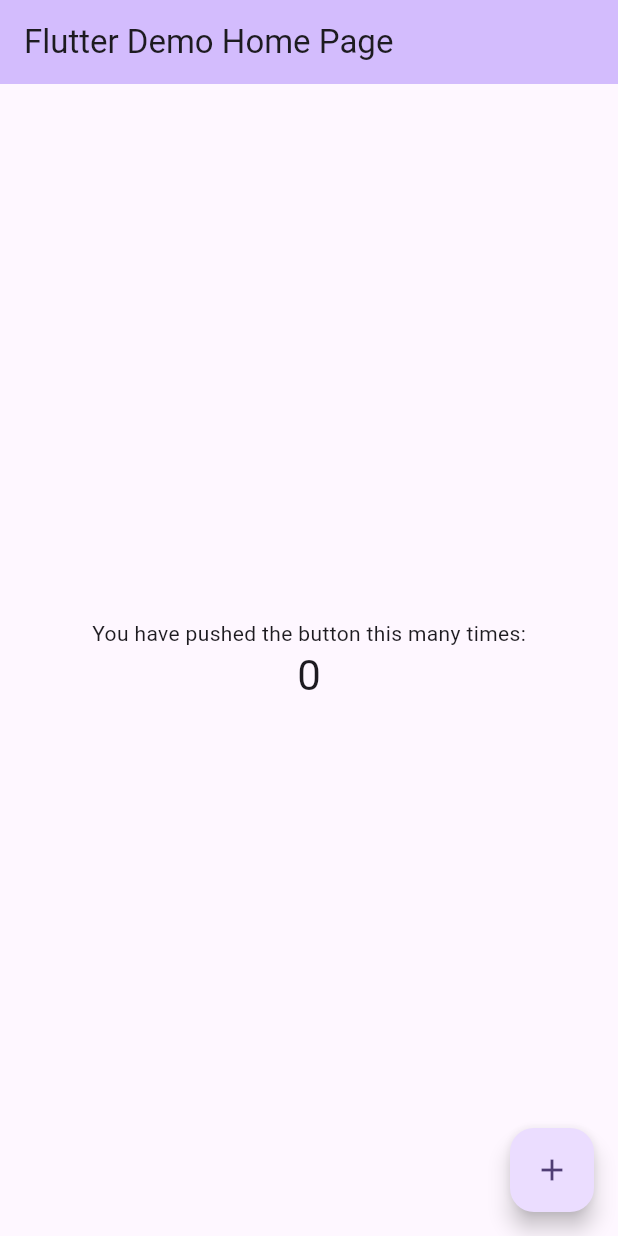
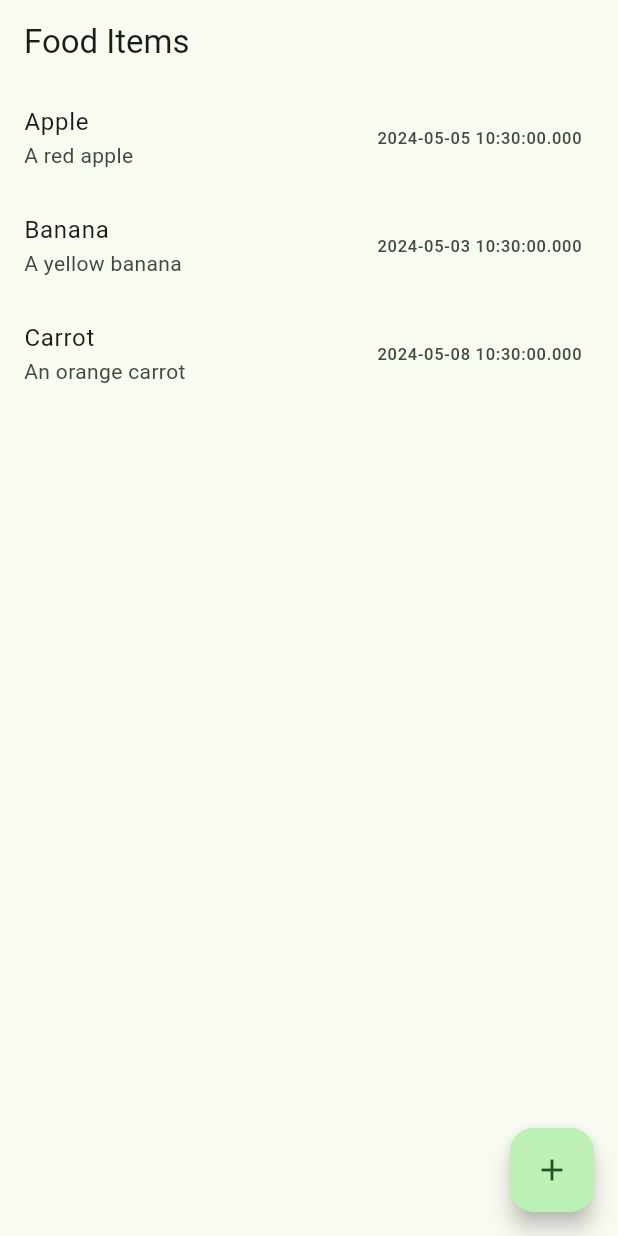
Before and after one commit to xeriom23823/Food-Savior, a Flutter app: the screen it shows after launch, on a phone screen of 412 x 824 dp. Run offline on Flutter 3.47's test engine with Material 3 defaults, Android fonts, the phone set to English and light mode, and no system bars; our stand-ins replace equatable, flutter_bloc, material_design_icons_flutter.

Commit message:
feat: 新增 FoodItemList Bloc 與相關頁面

```diff
--- /dev/null
+++ b/lib/bloc/food_item_list_bloc.dart
@@ -0,0 +1,46 @@
+import 'package:flutter_bloc/flutter_bloc.dart';
+import 'package:equatable/equatable.dart';
+import 'package:food_savior/models/food_item.dart';
+
+part 'food_item_list_event.dart';
+part 'food_item_list_state.dart';
+
+class FoodItemListBloc extends Bloc<FoodItemListEvent, FoodItemListState> {
+  FoodItemListBloc() : super(const FoodItemListInitial([])) {
+    on<FoodItemListLoad>((event, emit) {
+      emit(const FoodItemListLoading([]));
+      emit(FoodItemListLoaded([
+        FoodItem(
+          name: 'Apple',
+          type: FoodItemType.fruit,
+          status: FoodItemStatus.fresh,
+          description: 'A red apple',
+          storageDate: DateTime.now(),
+          expirationDate: DateTime.now().add(const Duration(days: 7)),
+        ),
+        FoodItem(
+          name: 'Banana',
+          type: FoodItemType.fruit,
+          status: FoodItemStatus.fresh,
+          description: 'A yellow banana',
+          storageDate: DateTime.now(),
+          expirationDate: DateTime.now().add(const Duration(days: 5)),
+        ),
+        FoodItem(
+          name: 'Carrot',
+          type: FoodItemType.vegetable,
+          status: FoodItemStatus.fresh,
+          description: 'An orange carrot',
+          storageDate: DateTime.now(),
+          expirationDate: DateTime.now().add(const Duration(days: 10)),
+        ),
+      ]));
+    });
+
+    on<FoodItemListAdd>((event, emit) {
+      final List<FoodItem> updatedFoodItems = List.from(state.foodItems)
+        ..add(event.foodItem);
+      emit(FoodItemListLoaded(updatedFoodItems));
+    });
+  }
+}
--- /dev/null
+++ b/lib/bloc/food_item_list_event.dart
@@ -0,0 +1,11 @@
+part of 'food_item_list_bloc.dart';
+
+abstract class FoodItemListEvent {}
+
+class FoodItemListLoad extends FoodItemListEvent {}
+
+class FoodItemListAdd extends FoodItemListEvent {
+  final FoodItem foodItem;
+
+  FoodItemListAdd(this.foodItem);
+}
--- /dev/null
+++ b/lib/bloc/food_item_list_state.dart
@@ -0,0 +1,21 @@
+part of 'food_item_list_bloc.dart';
+
+abstract class FoodItemListState extends Equatable {
+  final List<FoodItem> foodItems;
+  const FoodItemListState(this.foodItems);
+
+  @override
+  List<Object> get props => [foodItems];
+}
+
+final class FoodItemListInitial extends FoodItemListState {
+  const FoodItemListInitial(super.foodItems);
+}
+
+final class FoodItemListLoading extends FoodItemListState {
+  const FoodItemListLoading(super.foodItems);
+}
+
+final class FoodItemListLoaded extends FoodItemListState {
+  const FoodItemListLoaded(super.foodItems);
+}
--- a/lib/main.dart
+++ b/lib/main.dart
@@ -1,85 +1,34 @@
 import 'package:flutter/material.dart';
+import 'package:flutter_bloc/flutter_bloc.dart';
+import 'package:food_savior/bloc/food_item_list_bloc.dart';
+import 'package:food_savior/pages/food_item_list_page.dart';
 
 void main() {
-  runApp(const MyApp());
+  runApp(const FoodSavior());
 }
 
-class MyApp extends StatelessWidget {
-  const MyApp({super.key});
+class FoodSavior extends StatelessWidget {
+  const FoodSavior({super.key});
 
-  // This widget is the root of your application.
   @override
   Widget build(BuildContext context) {
-    return MaterialApp(
-      title: 'Flutter Demo',
-      theme: ThemeData(
-        colorScheme: ColorScheme.fromSeed(seedColor: Colors.deepPurple),
-        useMaterial3: true,
+    return MultiBlocProvider(
+      providers: [
+        BlocProvider<FoodItemListBloc>(
+          create: (BuildContext context) => FoodItemListBloc(),
+        ),
+      ],
+      child: MaterialApp(
+        title: 'Food Savior',
+        theme: ThemeData(
+          colorScheme: ColorScheme.fromSeed(
+              seedColor: Colors.green,
+              secondary: Colors.orange,
+              primary: Colors.green),
+          useMaterial3: true,
+        ),
+        home: const FoodItemListPage(),
       ),
-      home: const MyHomePage(title: 'Flutter Demo Home Page'),
     );
   }
 }
-
-class MyHomePage extends StatefulWidget {
-  const MyHomePage({super.key, required this.title});
-
-  final String title;
-
-  @override
-  State<MyHomePage> createState() => _MyHomePageState();
-}
-
-class _MyHomePageState extends State<MyHomePage> {
-  int _counter = 0;
-
-  void _incrementCounter() {
-    setState(() {
-      _counter++;
-    });
-  }
-
-  @override
-  Widget build(BuildContext context) {
-    return Scaffold(
-      appBar: AppBar(
-        backgroundColor: Theme.of(context).colorScheme.inversePrimary,
-        title: Text(widget.title),
-      ),
-      body: Center(
-        // Center is a layout widget. It takes a single child and positions it
-        // in the middle of the parent.
-        child: Column(
-          // Column is also a layout widget. It takes a list of children and
-          // arranges them vertically. By default, it sizes itself to fit its
-          // children horizontally, and tries to be as tall as its parent.
-          //
-          // Column has various properties to control how it sizes itself and
-          // how it positions its children. Here we use mainAxisAlignment to
-          // center the children vertically; the main axis here is the vertical
-          // axis because Columns are vertical (the cross axis would be
-          // horizontal).
-          //
-          // TRY THIS: Invoke "debug painting" (choose the "Toggle Debug Paint"
-          // action in the IDE, or press "p" in the console), to see the
-          // wireframe for each widget.
-          mainAxisAlignment: MainAxisAlignment.center,
-          children: <Widget>[
-            const Text(
-              'You have pushed the button this many times:',
-            ),
-            Text(
-              '$_counter',
-              style: Theme.of(context).textTheme.headlineMedium,
-            ),
-          ],
-        ),
-      ),
-      floatingActionButton: FloatingActionButton(
-        onPressed: _incrementCounter,
-        tooltip: 'Increment',
-        child: const Icon(Icons.add),
-      ), // This trailing comma makes auto-formatting nicer for build methods.
-    );
-  }
-}
--- /dev/null
+++ b/lib/models/food_item.dart
@@ -0,0 +1,82 @@
+// 目的：食物項目的資料模型
+import 'package:flutter/material.dart';
+import 'package:material_design_icons_flutter/material_design_icons_flutter.dart';
+
+enum FoodItemType {
+  vegetable,
+  fruit,
+  meat,
+  egg,
+  seafood,
+  cannedFood,
+  cookedFood,
+  drink,
+  snack,
+  bread,
+  others
+}
+
+extension FoodItemTypeExtension on FoodItemType {
+  IconData get icon {
+    switch (this) {
+      case FoodItemType.vegetable:
+        return MdiIcons.carrot;
+      case FoodItemType.fruit:
+        return MdiIcons.apple;
+      case FoodItemType.meat:
+        return MdiIcons.foodSteak;
+      case FoodItemType.egg:
+        return MdiIcons.egg;
+      case FoodItemType.seafood:
+        return MdiIcons.fish;
+      case FoodItemType.cannedFood:
+        return MdiIcons.zipBox;
+      case FoodItemType.cookedFood:
+        return MdiIcons.food;
+      case FoodItemType.drink:
+        return MdiIcons.cup;
+      case FoodItemType.snack:
+        return MdiIcons.cookie;
+      case FoodItemType.bread:
+        return MdiIcons.breadSlice;
+      case FoodItemType.others:
+        return MdiIcons.foodForkDrink;
+    }
+  }
+}
+
+enum FoodItemStatus { fresh, expired, nearExpired }
+
+class FoodItem {
+  final String name;
+  final FoodItemType type;
+  final FoodItemStatus status;
+  final String description;
+  final DateTime storageDate;
+  final DateTime expirationDate;
+
+  FoodItem(
+      {required this.name,
+      required this.type,
+      required this.status,
+      required this.description,
+      required this.storageDate,
+      required this.expirationDate});
+
+  FoodItem copyWith({
+    String? name,
+    FoodItemType? type,
+    FoodItemStatus? status,
+    String? description,
+    DateTime? storageDate,
+    DateTime? expirationDate,
+  }) {
+    return FoodItem(
+        name: name ?? this.name,
+        type: type ?? this.type,
+        status: status ?? this.status,
+        description: description ?? this.description,
+        storageDate: storageDate ?? this.storageDate,
+        expirationDate: expirationDate ?? this.expirationDate);
+  }
+}
--- /dev/null
+++ b/lib/pages/food_item_list_page.dart
@@ -0,0 +1,67 @@
+import 'package:flutter/material.dart';
+import 'package:flutter_bloc/flutter_bloc.dart';
+import 'package:food_savior/bloc/food_item_list_bloc.dart';
+import 'package:food_savior/models/food_item.dart';
+
+class FoodItemListPage extends StatelessWidget {
+  const FoodItemListPage({super.key});
+
+  @override
+  Widget build(BuildContext context) {
+    WidgetsBinding.instance.addPostFrameCallback((_) {
+      context.read<FoodItemListBloc>().add(FoodItemListLoad());
+    });
+
+    return Scaffold(
+      appBar: AppBar(
+        title: const Text('Food Items'),
+      ),
+      body: BlocBuilder<FoodItemListBloc, FoodItemListState>(
+        builder: (BuildContext context, FoodItemListState state) {
+          if (state is FoodItemListInitial) {
+            return const Center(
+              child: CircularProgressIndicator(),
+            );
+          } else if (state is FoodItemListLoading) {
+            return const Center(
+              child: CircularProgressIndicator(),
+            );
+          } else if (state is FoodItemListLoaded) {
+            return ListView.builder(
+              itemCount: state.foodItems.length,
+              itemBuilder: (BuildContext context, int index) {
+                final FoodItem foodItem = state.foodItems[index];
+                return ListTile(
+                  title: Text(foodItem.name),
+                  subtitle: Text(foodItem.description),
+                  trailing: Text(foodItem.expirationDate.toString()),
+                );
+              },
+            );
+          } else {
+            return const Center(
+              child: Text('An error occurred'),
+            );
+          }
+        },
+      ),
+      floatingActionButton: FloatingActionButton(
+        onPressed: () {
+          context.read<FoodItemListBloc>().add(
+                FoodItemListAdd(
+                  FoodItem(
+                    name: 'Strawberry',
+                    type: FoodItemType.fruit,
+                    status: FoodItemStatus.fresh,
+                    description: 'A red strawberry',
+                    storageDate: DateTime.now(),
+                    expirationDate: DateTime.now().add(const Duration(days: 3)),
+                  ),
+                ),
+              );
+        },
+        child: const Icon(Icons.add),
+      ),
+    );
+  }
+}
```
Also changed, not shown: pubspec.yaml (+4 -7 lines), 5 other files.
